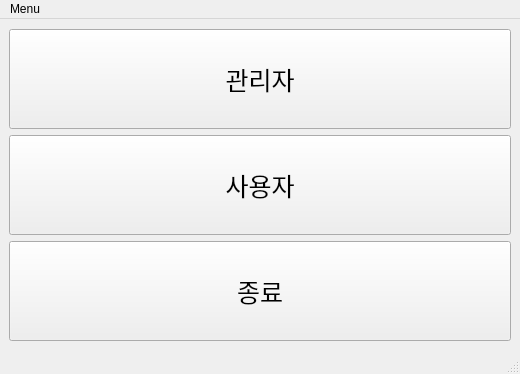
The window that ui/coffee_main.ui (gdabba-WORK/application_coffee) describes before a commit, drawn with Qt 5.
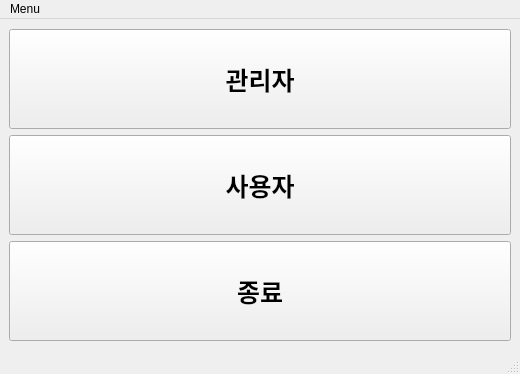
The same window after the commit.

The edit to the form file:
```diff
--- a/ui/coffee_main.ui
+++ b/ui/coffee_main.ui
@@ -28,6 +28,8 @@
         <property name="font">
          <font>
           <pointsize>19</pointsize>
+          <weight>75</weight>
+          <bold>true</bold>
          </font>
         </property>
         <property name="text">
@@ -46,6 +48,8 @@
         <property name="font">
          <font>
           <pointsize>19</pointsize>
+          <weight>75</weight>
+          <bold>true</bold>
          </font>
         </property>
         <property name="text">
@@ -64,6 +68,8 @@
         <property name="font">
          <font>
           <pointsize>19</pointsize>
+          <weight>75</weight>
+          <bold>true</bold>
          </font>
         </property>
         <property name="text">
```
